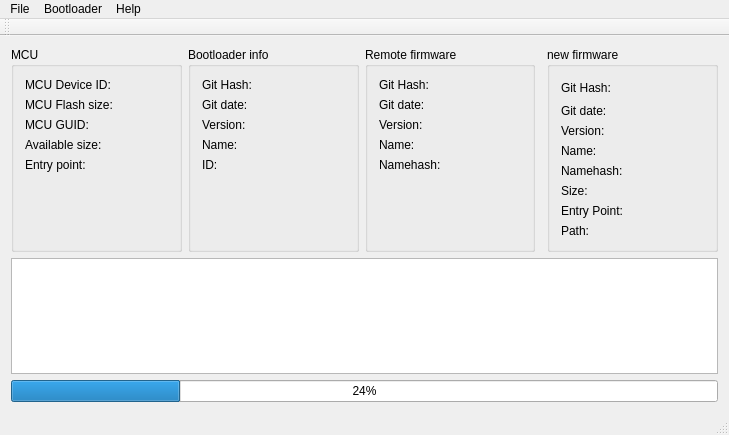
Before: the Qt Designer form qt/project/src/mainwindow.ui in Crystal-Photonics/crystalBoot, drawn with Qt 5.
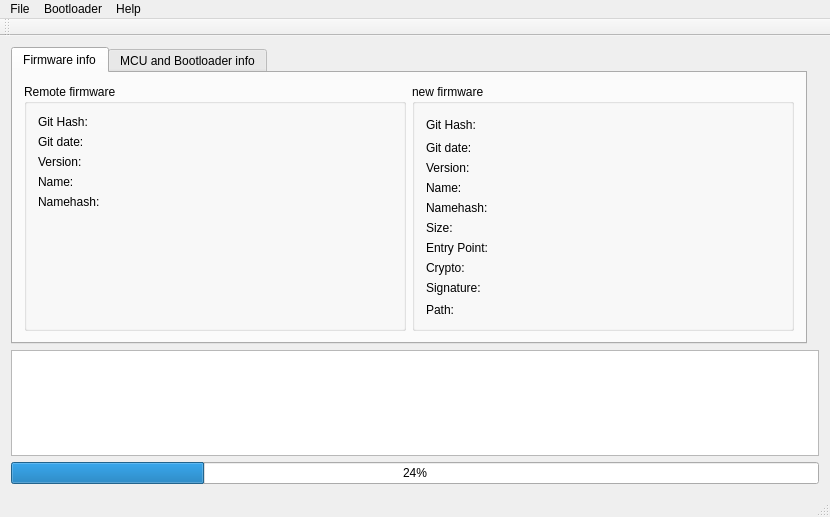
After: the same form once the commit is applied.

Commit message: -hexfile stuff works -meta data propagates till mcu FLASH -firmware has problems to start now.. -work on userinterface

The edit to the form file:
```diff
--- a/qt/project/src/mainwindow.ui
+++ b/qt/project/src/mainwindow.ui
@@ -6,8 +6,8 @@
    <rect>
     <x>0</x>
     <y>0</y>
-    <width>729</width>
-    <height>435</height>
+    <width>830</width>
+    <height>517</height>
    </rect>
   </property>
   <property name="windowTitle">
@@ -15,7 +15,17 @@
   </property>
   <widget class="QWidget" name="centralWidget">
    <layout class="QGridLayout" name="gridLayout">
-    <item row="0" column="2">
+    <item row="0" column="0">
+     <widget class="QTabWidget" name="tabWidget">
+      <property name="currentIndex">
+       <number>0</number>
+      </property>
+      <widget class="QWidget" name="tab">
+       <attribute name="title">
+        <string>Firmware info</string>
+       </attribute>
+       <layout class="QGridLayout" name="gridLayout_7">
+        <item row="0" column="0">
      <widget class="QGroupBox" name="groupBox_2">
       <property name="title">
        <string>Remote firmware</string>
@@ -82,9 +92,226 @@
          </property>
         </spacer>
        </item>
+           <item row="0" column="1">
+            <widget class="QLabel" name="lbl_rf_githash">
+             <property name="text">
+              <string/>
+             </property>
+            </widget>
+           </item>
+           <item row="1" column="1">
+            <widget class="QLabel" name="lbl_rf_gitdate">
+             <property name="text">
+              <string/>
+             </property>
+            </widget>
+           </item>
+           <item row="2" column="1">
+            <widget class="QLabel" name="lbl_rf_version">
+             <property name="text">
+              <string/>
+             </property>
+            </widget>
+           </item>
+           <item row="3" column="1">
+            <widget class="QLabel" name="lbl_rf_name">
+             <property name="text">
+              <string/>
+             </property>
+            </widget>
+           </item>
+           <item row="4" column="1">
+            <widget class="QLabel" name="lbl_rf_namehash">
+             <property name="text">
+              <string/>
+             </property>
+            </widget>
+           </item>
       </layout>
      </widget>
     </item>
+        <item row="0" column="1">
+         <widget class="QGroupBox" name="groupBox_5">
+          <property name="title">
+           <string>new firmware</string>
+          </property>
+          <layout class="QGridLayout" name="gridLayout_6">
+           <item row="9" column="1">
+            <widget class="QLabel" name="lbl_nf_crypto">
+             <property name="text">
+              <string/>
+             </property>
+            </widget>
+           </item>
+           <item row="10" column="0">
+            <widget class="QLabel" name="label_25">
+             <property name="text">
+              <string>Signature:</string>
+             </property>
+            </widget>
+           </item>
+           <item row="10" column="1">
+            <widget class="QLabel" name="lbl_nf_signature">
+             <property name="text">
+              <string/>
+             </property>
+            </widget>
+           </item>
+           <item row="2" column="1">
+            <widget class="QLabel" name="lbl_nf_version">
+             <property name="text">
+              <string/>
+             </property>
+            </widget>
+           </item>
+           <item row="2" column="0">
+            <widget class="QLabel" name="label_18">
+             <property name="text">
+              <string>Version:</string>
+             </property>
+            </widget>
+           </item>
+           <item row="3" column="1">
+            <widget class="QLabel" name="lbl_nf_name">
+             <property name="text">
+              <string/>
+             </property>
+            </widget>
+           </item>
+           <item row="5" column="1">
+            <widget class="QLabel" name="lbl_nf_size">
+             <property name="text">
+              <string/>
+             </property>
+            </widget>
+           </item>
+           <item row="5" column="0">
+            <widget class="QLabel" name="label_20">
+             <property name="text">
+              <string>Size:</string>
+             </property>
+            </widget>
+           </item>
+           <item row="1" column="1">
+            <widget class="QLabel" name="lbl_nf_gitdate">
+             <property name="text">
+              <string/>
+             </property>
+            </widget>
+           </item>
+           <item row="0" column="1">
+            <widget class="QLabel" name="lbl_nf_githash">
+             <property name="text">
+              <string/>
+             </property>
+            </widget>
+           </item>
+           <item row="3" column="0">
+            <widget class="QLabel" name="label_19">
+             <property name="text">
+              <string>Name:</string>
+             </property>
+            </widget>
+           </item>
+           <item row="6" column="1">
+            <widget class="QLabel" name="lbl_nf_entrypoint">
+             <property name="text">
+              <string/>
+             </property>
+            </widget>
+           </item>
+           <item row="4" column="1">
+            <widget class="QLabel" name="lbl_nf_namehash">
+             <property name="text">
+              <string/>
+             </property>
+            </widget>
+           </item>
+           <item row="6" column="0">
+            <widget class="QLabel" name="label_23">
+             <property name="text">
+              <string>Entry Point:</string>
+             </property>
+            </widget>
+           </item>
+           <item row="0" column="0">
+            <widget class="QLabel" name="label_16">
+             <property name="text">
+              <string>Git Hash:</string>
+             </property>
+            </widget>
+           </item>
+           <item row="11" column="0">
+            <spacer name="verticalSpacer_4">
+             <property name="orientation">
+              <enum>Qt::Vertical</enum>
+             </property>
+             <property name="sizeHint" stdset="0">
+              <size>
+               <width>20</width>
+               <height>40</height>
+              </size>
+             </property>
+            </spacer>
+           </item>
+           <item row="1" column="0">
+            <widget class="QLabel" name="label_17">
+             <property name="text">
+              <string>Git date:</string>
+             </property>
+            </widget>
+           </item>
+           <item row="4" column="0">
+            <widget class="QLabel" name="label_21">
+             <property name="text">
+              <string>Namehash:</string>
+             </property>
+            </widget>
+           </item>
+           <item row="0" column="2">
+            <spacer name="horizontalSpacer_4">
+             <property name="orientation">
+              <enum>Qt::Horizontal</enum>
+             </property>
+             <property name="sizeHint" stdset="0">
+              <size>
+               <width>40</width>
+               <height>20</height>
+              </size>
+             </property>
+            </spacer>
+           </item>
+           <item row="9" column="0">
+            <widget class="QLabel" name="label_24">
+             <property name="text">
+              <string>Crypto:</string>
+             </property>
+            </widget>
+           </item>
+           <item row="12" column="0">
+            <widget class="QLabel" name="label_22">
+             <property name="text">
+              <string>Path:</string>
+             </property>
+            </widget>
+           </item>
+           <item row="12" column="1">
+            <widget class="QLabel" name="lbl_nf_path">
+             <property name="text">
+              <string/>
+             </property>
+            </widget>
+           </item>
+          </layout>
+         </widget>
+        </item>
+       </layout>
+      </widget>
+      <widget class="QWidget" name="tab_2">
+       <attribute name="title">
+        <string>MCU and Bootloader info</string>
+       </attribute>
+       <layout class="QGridLayout" name="gridLayout_3">
     <item row="0" column="0">
      <widget class="QGroupBox" name="groupBox_3">
       <property name="title">
@@ -190,107 +417,6 @@
       </layout>
      </widget>
     </item>
-    <item row="0" column="4">
-     <widget class="QGroupBox" name="groupBox_5">
-      <property name="title">
-       <string>new firmware</string>
-      </property>
-      <layout class="QGridLayout" name="gridLayout_6">
-       <item row="0" column="0">
-        <widget class="QLabel" name="label_16">
-         <property name="text">
-          <string>Git Hash:</string>
-         </property>
-        </widget>
-       </item>
-       <item row="1" column="0">
-        <widget class="QLabel" name="label_17">
-         <property name="text">
-          <string>Git date:</string>
-         </property>
-        </widget>
-       </item>
-       <item row="2" column="0">
-        <widget class="QLabel" name="label_18">
-         <property name="text">
-          <string>Version:</string>
-         </property>
-        </widget>
-       </item>
-       <item row="3" column="0">
-        <widget class="QLabel" name="label_19">
-         <property name="text">
-          <string>Name:</string>
-         </property>
-        </widget>
-       </item>
-       <item row="4" column="0">
-        <widget class="QLabel" name="label_21">
-         <property name="text">
-          <string>Namehash:</string>
-         </property>
-        </widget>
-       </item>
-       <item row="5" column="0">
-        <widget class="QLabel" name="label_20">
-         <property name="text">
-          <string>Size:</string>
-         </property>
-        </widget>
-       </item>
-       <item row="9" column="0">
-        <spacer name="verticalSpacer_4">
-         <property name="orientation">
-          <enum>Qt::Vertical</enum>
-         </property>
-         <property name="sizeHint" stdset="0">
-          <size>
-           <width>20</width>
-           <height>40</height>
-          </size>
-         </property>
-        </spacer>
-       </item>
-       <item row="7" column="0">
-        <widget class="QLabel" name="label_22">
-         <property name="text">
-          <string>Path:</string>
-         </property>
-        </widget>
-       </item>
-       <item row="0" column="1">
-        <spacer name="horizontalSpacer_4">
-         <property name="orientation">
-          <enum>Qt::Horizontal</enum>
-         </property>
-         <property name="sizeHint" stdset="0">
-          <size>
-           <width>40</width>
-           <height>20</height>
-          </size>
-         </property>
-        </spacer>
-       </item>
-       <item row="6" column="0">
-        <widget class="QLabel" name="label_23">
-         <property name="text">
-          <string>Entry Point:</string>
-         </property>
-        </widget>
-       </item>
-      </layout>
-     </widget>
-    </item>
-    <item row="2" column="0" colspan="5">
-     <widget class="QPlainTextEdit" name="plainTextEdit"/>
-    </item>
-    <item row="3" column="0" colspan="5">
-     <widget class="QProgressBar" name="progressBar">
-      <property name="value">
-       <number>24</number>
-      </property>
-     </widget>
-    </item>
     <item row="0" column="1">
      <widget class="QGroupBox" name="groupBox_4">
       <property name="title">
@@ -398,12 +524,26 @@
     </item>
    </layout>
   </widget>
+     </widget>
+    </item>
+    <item row="2" column="0" colspan="3">
+     <widget class="QPlainTextEdit" name="plainTextEdit"/>
+    </item>
+    <item row="3" column="0" colspan="3">
+     <widget class="QProgressBar" name="progressBar">
+      <property name="value">
+       <number>24</number>
+      </property>
+     </widget>
+    </item>
+   </layout>
+  </widget>
   <widget class="QMenuBar" name="menuBar">
    <property name="geometry">
     <rect>
      <x>0</x>
      <y>0</y>
-     <width>729</width>
+     <width>830</width>
      <height>20</height>
     </rect>
    </property>
```
Lines whose indentation alone changed are shown as unchanged. The commit also changes 29 other files.
